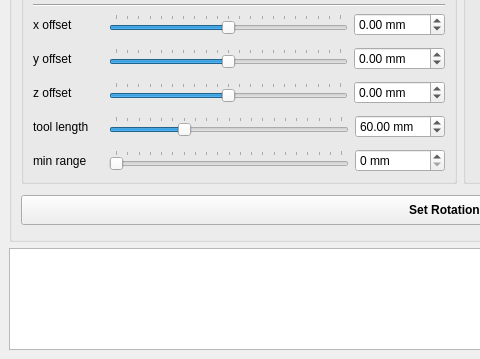
rookidroid/armstrong, file mainwindow.ui: the form before one commit; both pictures show x 0 to 480 and y 249 to 608 of the 889 by 608 pixel window.
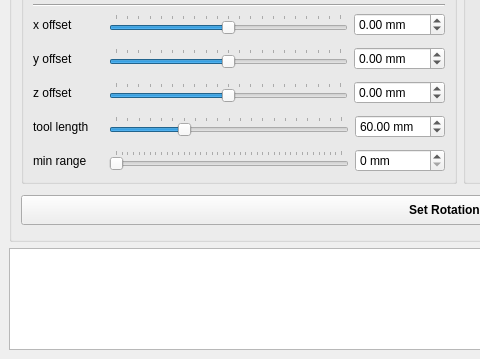
The form after the commit. Icons and pictures are not drawn.

What changed in the file:
```diff
--- a/mainwindow.ui
+++ b/mainwindow.ui
@@ -587,7 +587,7 @@
                   <item>
                    <widget class="QSlider" name="horizontalSlider_minrange">
                     <property name="maximum">
-                     <number>100</number>
+                     <number>800</number>
                     </property>
                     <property name="orientation">
                      <enum>Qt::Horizontal</enum>
@@ -596,7 +596,7 @@
                      <enum>QSlider::TicksAbove</enum>
                     </property>
                     <property name="tickInterval">
-                     <number>5</number>
+                     <number>20</number>
                     </property>
                    </widget>
                   </item>
```
Left out of the diff: 3 changed lines with no effect on the pictures.
